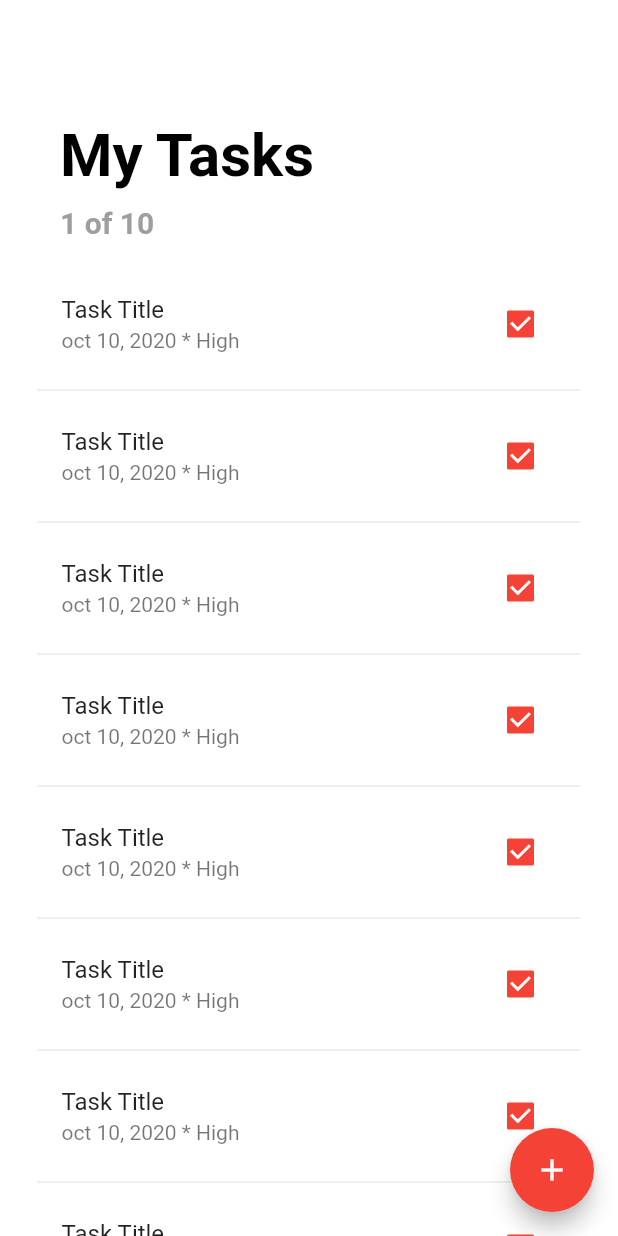
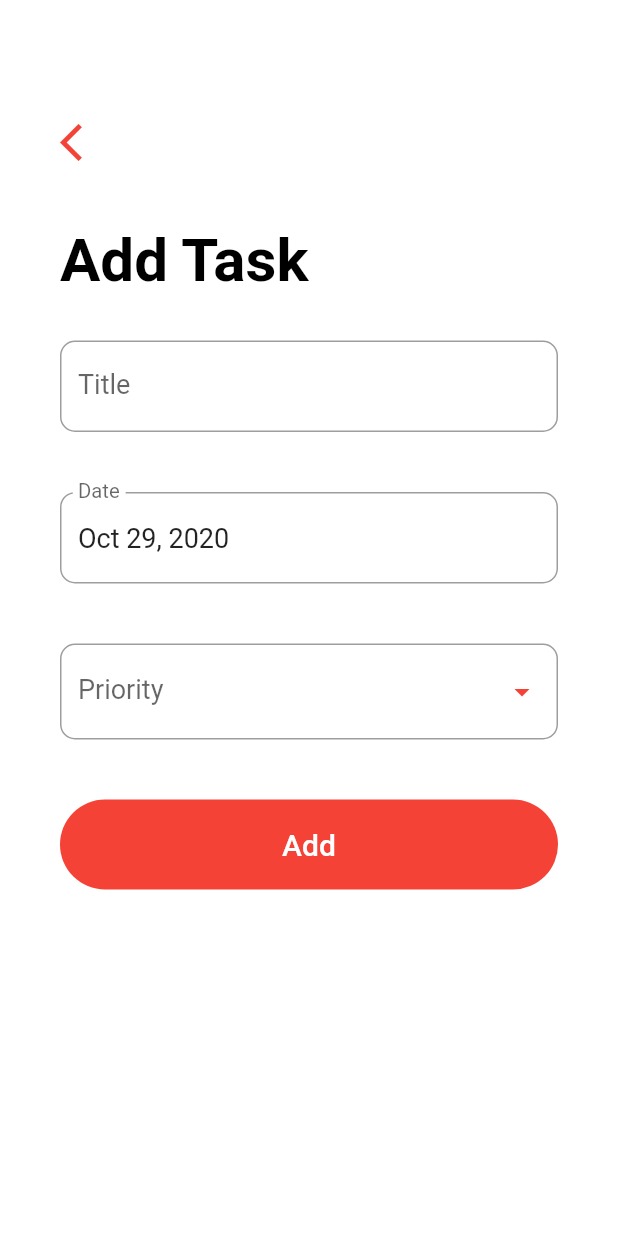
Before and after one commit to abentad/Flutter_todo_list__app, a Flutter app: the screen it shows after launch, after a tap on the "add" icon, on a phone screen of 412 x 824 dp. Run offline on Flutter 3.47's test engine with Material 2 defaults, Android fonts, the phone set to English and light mode, and no system bars.

Commit message:
second part done

```diff
--- /dev/null
+++ b/lib/screens/add_task_screen.dart
@@ -0,0 +1,218 @@
+import 'package:flutter/material.dart';
+import 'package:intl/intl.dart';
+
+class AddTaskScreen extends StatefulWidget {
+  @override
+  _AddTaskScreenState createState() => _AddTaskScreenState();
+}
+
+class _AddTaskScreenState extends State<AddTaskScreen> {
+  //a key for validating the form
+  final _formKey = GlobalKey<FormState>();
+  //
+  String _title = '';
+  String _priority;
+  DateTime _date = DateTime.now();
+  //for the date picker
+  TextEditingController _dateController = TextEditingController();
+  final DateFormat _dateFormater = DateFormat("MMM dd, yyyy");
+
+  //for the priorities dropdown
+  final List<String> _priorities = ['Low', 'Medium', 'High'];
+
+  _handleDatePicker() async {
+    //will show a date time picker
+    final DateTime date = await showDatePicker(
+      context: context,
+      initialDate: _date,
+      //starting date when picking in this case the year 2000
+      firstDate: DateTime(2000),
+      //last date when picking
+      lastDate: DateTime(2100),
+    );
+    if (date != null && date != _date) {
+      setState(() {
+        _date = date;
+      });
+      _dateController.text = _dateFormater.format(date);
+    }
+  }
+
+  _submit() {
+    //if formkeys current state when validated is true then it will execute
+    if (_formKey.currentState.validate()) {
+      _formKey.currentState.save();
+      print('$_title, $_date, $_priority');
+      Navigator.pop(context);
+    }
+  }
+
+  //will asign the datetime.now to the date picker on initialization
+  @override
+  void initState() {
+    super.initState();
+    _dateController.text = _dateFormater.format(_date);
+  }
+
+  //for disposing the controller to free up memory
+  @override
+  void dispose() {
+    super.dispose();
+    _dateController.dispose();
+  }
+
+  @override
+  Widget build(BuildContext context) {
+    return Scaffold(
+      body: GestureDetector(
+        //gesture detector for unfocusing the keyboard when the screen is tapped
+        onTap: () {
+          FocusScope.of(context).unfocus();
+        },
+        //
+        child: SingleChildScrollView(
+          child: Container(
+            padding: EdgeInsets.symmetric(horizontal: 40.0, vertical: 80.0),
+            child: Column(
+              crossAxisAlignment: CrossAxisAlignment.start,
+              children: [
+                GestureDetector(
+                  onTap: () {
+                    Navigator.pop(context);
+                  },
+                  child: Icon(
+                    Icons.arrow_back_ios,
+                    size: 30.0,
+                    color: Theme.of(context).primaryColor,
+                  ),
+                ),
+                SizedBox(height: 40.0),
+                Text(
+                  "Add Task",
+                  style: TextStyle(
+                    color: Colors.black,
+                    fontSize: 40.0,
+                    fontWeight: FontWeight.bold,
+                  ),
+                ),
+                SizedBox(height: 10.0),
+                //Form
+                Form(
+                  key: _formKey,
+                  child: Column(
+                    children: [
+                      Padding(
+                        padding: EdgeInsets.symmetric(vertical: 20.0),
+                        child: TextFormField(
+                          style: TextStyle(
+                            fontSize: 18.0,
+                          ),
+                          decoration: InputDecoration(
+                            labelText: "Title",
+                            labelStyle: TextStyle(fontSize: 18.0),
+                            border: OutlineInputBorder(
+                              borderRadius: BorderRadius.circular(10.0),
+                            ),
+                          ),
+                          //will check if the input is empty and returns an error if true
+                          validator: (input) => input.trim().isEmpty
+                              ? 'Please enter a task title'
+                              : null,
+                          //will assign the user input to the variable _title
+                          onSaved: (input) => _title = input,
+                          //when updating a task the initial value would be the title that is being updated
+                          initialValue: _title,
+                        ),
+                      ),
+                      Padding(
+                        padding: EdgeInsets.symmetric(vertical: 20.0),
+                        child: TextFormField(
+                          //to make the keyboard not appear when the date picker is triggered
+                          readOnly: true,
+
+                          keyboardType: TextInputType.datetime,
+                          onTap: _handleDatePicker,
+                          controller: _dateController,
+                          style: TextStyle(
+                            fontSize: 18.0,
+                          ),
+                          decoration: InputDecoration(
+                            labelText: "Date",
+                            labelStyle: TextStyle(fontSize: 18.0),
+                            border: OutlineInputBorder(
+                              borderRadius: BorderRadius.circular(10.0),
+                            ),
+                          ),
+                        ),
+                      ),
+                      Padding(
+                        padding: EdgeInsets.symmetric(vertical: 20.0),
+                        child: DropdownButtonFormField(
+                          //optional its just to make the field look cool
+                          isDense: true,
+                          iconEnabledColor: Theme.of(context).primaryColor,
+                          items: _priorities.map(
+                            (String priority) {
+                              return DropdownMenuItem(
+                                value: priority,
+                                child: Text(
+                                  priority,
+                                  style: TextStyle(
+                                    color: Colors.black,
+                                    fontSize: 18.0,
+                                  ),
+                                ),
+                              );
+                            },
+                          ).toList(),
+                          style: TextStyle(
+                            fontSize: 18.0,
+                          ),
+                          decoration: InputDecoration(
+                            labelText: "Priority",
+                            labelStyle: TextStyle(fontSize: 18.0),
+                            border: OutlineInputBorder(
+                              borderRadius: BorderRadius.circular(10.0),
+                            ),
+                          ),
+                          validator: (input) => input == null
+                              ? 'Please select a priority level'
+                              : null,
+                          onChanged: (value) {
+                            setState(() {
+                              _priority = value;
+                            });
+                          },
+                          value: _priority,
+                        ),
+                      )
+                    ],
+                  ),
+                ),
+                Container(
+                  margin: EdgeInsets.symmetric(vertical: 20.0),
+                  height: 60.0,
+                  width: double.infinity,
+                  decoration: BoxDecoration(
+                    color: Theme.of(context).primaryColor,
+                    borderRadius: BorderRadius.circular(30.0),
+                  ),
+                  child: FlatButton(
+                    child: Text(
+                      "Add",
+                      style: TextStyle(
+                        color: Colors.white,
+                        fontSize: 20.0,
+                      ),
+                    ),
+                    onPressed: _submit,
+                  ),
+                ),
+              ],
+            ),
+          ),
+        ),
+      ),
+    );
+  }
+}
--- a/lib/screens/todo_list_screen.dart
+++ b/lib/screens/todo_list_screen.dart
@@ -1,4 +1,5 @@
 import 'package:flutter/material.dart';
+import 'package:flutter_todo_list_sqflite_app/screens/add_task_screen.dart';
 
 class TodoListScreen extends StatefulWidget {
   @override
@@ -36,7 +37,12 @@ class _TodoListScreenState extends State<TodoListScreen> {
     return Scaffold(
       floatingActionButton: FloatingActionButton(
         onPressed: () {
-          print("navigate to add task screen");
+          Navigator.push(
+            context,
+            MaterialPageRoute(
+              builder: (context) => AddTaskScreen(),
+            ),
+          );
         },
         child: Icon(Icons.add),
         backgroundColor: primaryColor,
```
Also changed, not shown: pubspec.yaml (+4 -50 lines), pubspec.lock.
